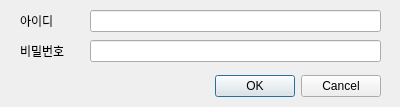
This is uis/dialog_log_in.ui in DaeyeongCho/DataBaseLectureProject as Qt 5 draws it before an edit. The edited form follows.
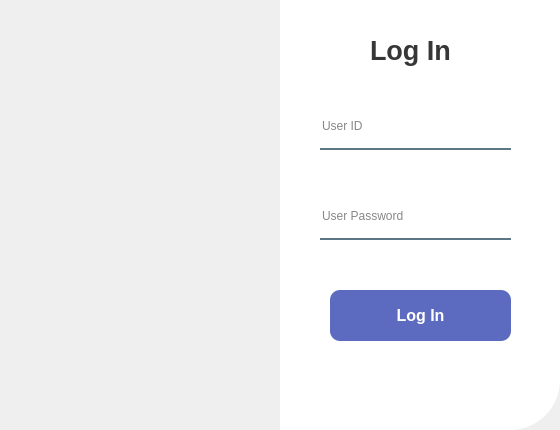
This is the edited form. Icons and pictures are not drawn.

```diff
--- a/uis/dialog_log_in.ui
+++ b/uis/dialog_log_in.ui
@@ -6,76 +6,164 @@
    <rect>
     <x>0</x>
     <y>0</y>
-    <width>400</width>
-    <height>107</height>
+    <width>560</width>
+    <height>430</height>
    </rect>
   </property>
   <property name="windowTitle">
    <string>Dialog</string>
   </property>
-  <widget class="QDialogButtonBox" name="buttonBoxAnswer">
+  <property name="autoFillBackground">
+   <bool>false</bool>
+  </property>
+  <widget class="QFrame" name="frame">
    <property name="geometry">
     <rect>
-     <x>40</x>
-     <y>70</y>
-     <width>341</width>
-     <height>32</height>
+     <x>0</x>
+     <y>0</y>
+     <width>280</width>
+     <height>430</height>
     </rect>
    </property>
-   <property name="orientation">
-    <enum>Qt::Horizontal</enum>
+   <property name="styleSheet">
+    <string notr="true">border-image : url(C:/Users/jdy08/Visual Studio Code/DataBaseLectureProject/uis/background.jpg);
+border-top-left-radius:50px;
+</string>
    </property>
-   <property name="standardButtons">
-    <set>QDialogButtonBox::Cancel|QDialogButtonBox::Ok</set>
+   <property name="frameShape">
+    <enum>QFrame::StyledPanel</enum>
+   </property>
+   <property name="frameShadow">
+    <enum>QFrame::Raised</enum>
    </property>
   </widget>
   <widget class="QLabel" name="label">
    <property name="geometry">
     <rect>
-     <x>20</x>
-     <y>10</y>
-     <width>51</width>
-     <height>21</height>
+     <x>280</x>
+     <y>0</y>
+     <width>280</width>
+     <height>430</height>
     </rect>
    </property>
+   <property name="styleSheet">
+    <string notr="true">background-color:rgba(255,255,255,255);
+border-bottom-right-radius: 50px;
+</string>
+   </property>
    <property name="text">
-    <string>아이디</string>
+    <string/>
+   </property>
+  </widget>
+  <widget class="QLabel" name="label_2">
+   <property name="geometry">
+    <rect>
+     <x>370</x>
+     <y>30</y>
+     <width>100</width>
+     <height>40</height>
+    </rect>
+   </property>
+   <property name="font">
+    <font>
+     <pointsize>20</pointsize>
+     <bold>true</bold>
+    </font>
+   </property>
+   <property name="mouseTracking">
+    <bool>false</bool>
+   </property>
+   <property name="styleSheet">
+    <string notr="true">color:rgba(0,0,0,200);</string>
+   </property>
+   <property name="text">
+    <string>Log In</string>
+   </property>
+  </widget>
+  <widget class="QPushButton" name="pushButtonAnswer">
+   <property name="geometry">
+    <rect>
+     <x>330</x>
+     <y>290</y>
+     <width>181</width>
+     <height>51</height>
+    </rect>
+   </property>
+   <property name="font">
+    <font>
+     <pointsize>12</pointsize>
+     <italic>false</italic>
+     <bold>true</bold>
+    </font>
+   </property>
+   <property name="styleSheet">
+    <string notr="true">QPushButton {
+    background-color: #5C6BC0; /* 기본 배경색: 진한 파란색 */
+    color: white; /* 텍스트 색상: 흰색 */
+    border-radius: 10px; /* 둥근 모서리 */
+    padding: 10px; /* 내부 여백 */
+    border: none; /* 테두리 없음 */
+}
+
+QPushButton:hover {
+    background-color: #7986CB; /* 마우스 오버 시 색상: 밝은 파란색 */
+}
+
+QPushButton:pressed {
+    background-color: #3949AB; /* 클릭 시 색상: 더 진한 파란색 */
+    padding-left: 12px; /* 클릭 시 글자 오른쪽으로 이동 */
+    padding-top: 12px; /* 클릭 시 글자 아래로 이동 */
+}
+</string>
+   </property>
+   <property name="text">
+    <string>Log In</string>
    </property>
   </widget>
   <widget class="QLineEdit" name="lineEditUserID">
    <property name="geometry">
     <rect>
-     <x>90</x>
-     <y>10</y>
-     <width>291</width>
-     <height>22</height>
+     <x>320</x>
+     <y>110</y>
+     <width>191</width>
+     <height>40</height>
     </rect>
    </property>
+   <property name="styleSheet">
+    <string notr="true">background-color:rgba(0,0,0,0);
+border:none;
+border-bottom:2px solid rgba(46,82,101,200);
+color:rgba(0,0,0,240);
+padding-bottom:7px;</string>
+   </property>
+   <property name="text">
+    <string/>
+   </property>
+   <property name="placeholderText">
+    <string>User ID</string>
+   </property>
   </widget>
   <widget class="QLineEdit" name="lineEditUserPassword">
    <property name="geometry">
     <rect>
-     <x>90</x>
-     <y>40</y>
-     <width>291</width>
-     <height>22</height>
+     <x>320</x>
+     <y>200</y>
+     <width>191</width>
+     <height>40</height>
     </rect>
    </property>
-   <property name="echoMode">
-    <enum>QLineEdit::Password</enum>
-   </property>
-  </widget>
-  <widget class="QLabel" name="label_2">
-   <property name="geometry">
-    <rect>
-     <x>20</x>
-     <y>40</y>
-     <width>51</width>
-     <height>21</height>
-    </rect>
+   <property name="styleSheet">
+    <string notr="true">background-color:rgba(0,0,0,0);
+border:none;
+border-bottom:2px solid rgba(46,82,101,200);
+color:rgba(0,0,0,240);
+padding-bottom:7px;</string>
    </property>
    <property name="text">
-    <string>비밀번호</string>
+    <string/>
+   </property>
+   <property name="placeholderText">
+    <string>User Password</string>
    </property>
   </widget>
  </widget>
```
Left out of the diff: 41 changed lines with no effect on the pictures.
